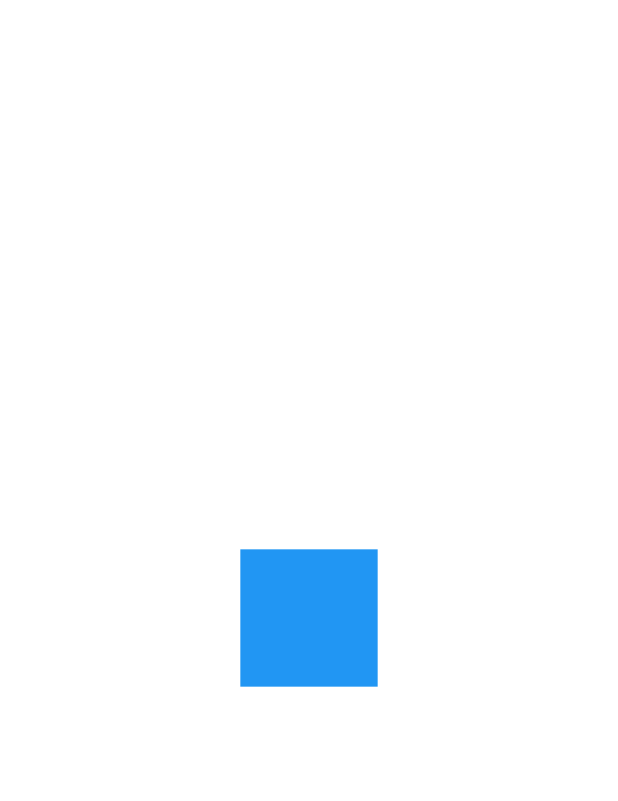
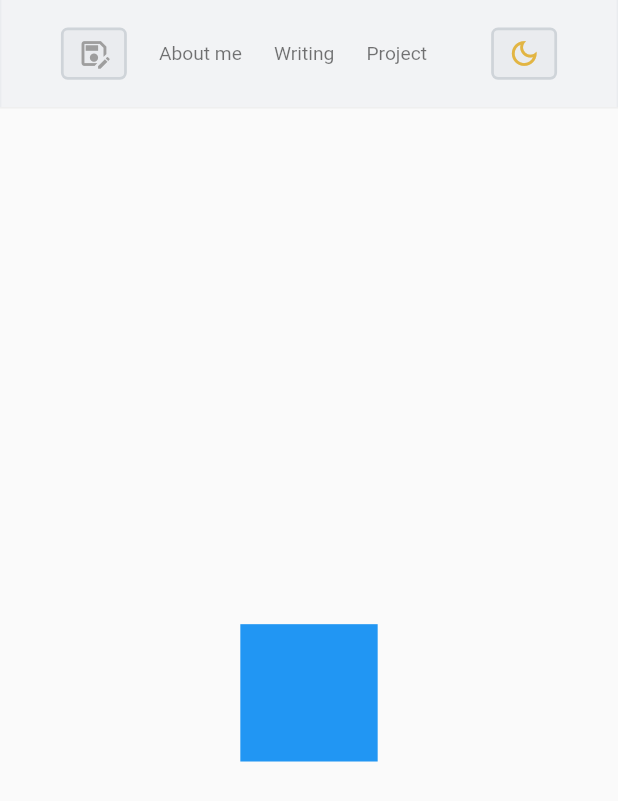
Before and after one commit to troubleskiller/troubleskiller_website, a Flutter app: the screen it shows after launch, after a tap on "About me", on a phone screen of 412 x 824 dp. Shown: the top 801 px of the screen. Run offline on Flutter 3.47's test engine with Material 2 defaults, Android fonts, the phone set to English and light mode, and no system bars; our stand-ins replace dio, responsive_framework; network calls fail.

```diff
--- a/lib/helper/router.dart
+++ b/lib/helper/router.dart
@@ -1,4 +1,3 @@
-import 'package:animations/animations.dart';
 import 'package:flutter/widgets.dart';
 
 class Routes {
@@ -13,9 +12,11 @@ class Routes {
       settings: settings,
       transitionDuration: Duration(milliseconds: duration),
       pageBuilder: (context, animation, secondaryAnimation) => page(context),
-      transitionsBuilder: (context, animation, secondaryAnimation, child) {
-        return FadeScaleTransition(animation: animation, child: child);
-      },
+
+      /// 暂时不考虑添加动画
+      // transitionsBuilder: (context, animation, secondaryAnimation, child) {
+      //   return FadeScaleTransition(animation: animation, child: child);
+      // },
     );
   }
 }
--- a/lib/screen/about_me_screen/about_me_screen.dart
+++ b/lib/screen/about_me_screen/about_me_screen.dart
@@ -1,4 +1,5 @@
 import 'package:flutter/material.dart';
+import 'package:troubleskiller_blog/widget/common_widet/common_app_bar.dart';
 
 class AboutMeScreen extends StatefulWidget {
   const AboutMeScreen({Key? key}) : super(key: key);
@@ -16,11 +17,14 @@ class _AboutMeScreenState extends State<AboutMeScreen> {
 
   @override
   Widget build(BuildContext context) {
-    return Center(
-        child: Container(
-      height: 100,
-      width: 100,
-      color: Colors.blue,
-    ));
+    return Scaffold(
+      appBar: CommonAppBar(),
+      body: Center(
+          child: Container(
+        height: 100,
+        width: 100,
+        color: Colors.blue,
+      )),
+    );
   }
 }
--- a/lib/screen/main_screen/main_screen.dart
+++ b/lib/screen/main_screen/main_screen.dart
@@ -20,12 +20,12 @@ class _MainScreenState extends State<MainScreen> {
   @override
   Widget build(BuildContext context) {
     return Scaffold(
+      appBar: CommonAppBar(),
       body: SingleChildScrollView(
         child: Container(
           margin: const EdgeInsets.symmetric(horizontal: 32),
           child: Column(
             children: [
-              CommonAppBar(),
               Row(
                 children: [
                   Container(
--- a/lib/screen/project_screen/project_screen.dart
+++ b/lib/screen/project_screen/project_screen.dart
@@ -45,13 +45,13 @@ class ProjectScreen extends StatelessWidget {
   @override
   Widget build(BuildContext context) {
     return Scaffold(
+      appBar: CommonAppBar(),
       body: SingleChildScrollView(
         child: Container(
           margin: const EdgeInsets.symmetric(horizontal: 32),
           child: Column(
             mainAxisSize: MainAxisSize.min,
             children: <Widget>[
-              CommonAppBar(),
               const SizedBox(
                 height: 20,
               ),
--- a/lib/widget/common_widet/common_app_bar.dart
+++ b/lib/widget/common_widet/common_app_bar.dart
@@ -30,10 +30,13 @@ final List<String> tickerTabStrings = <String>[
   'writing',
 ];
 
-class CommonAppBar extends StatelessWidget {
+class CommonAppBar extends StatelessWidget with PreferredSizeWidget {
   const CommonAppBar({
     Key? key,
-  }) : super(key: key);
+  })  : preferredSize = const Size.fromHeight(125.0),
+        super(key: key);
+  @override
+  final Size preferredSize;
 
   Future<void> _launchUrl(url) async {
     if (!await launchUrl(url)) {
```
Also changed, not shown: lib/screen/writing_screen/writing_screen.dart (+10 -6 lines).
